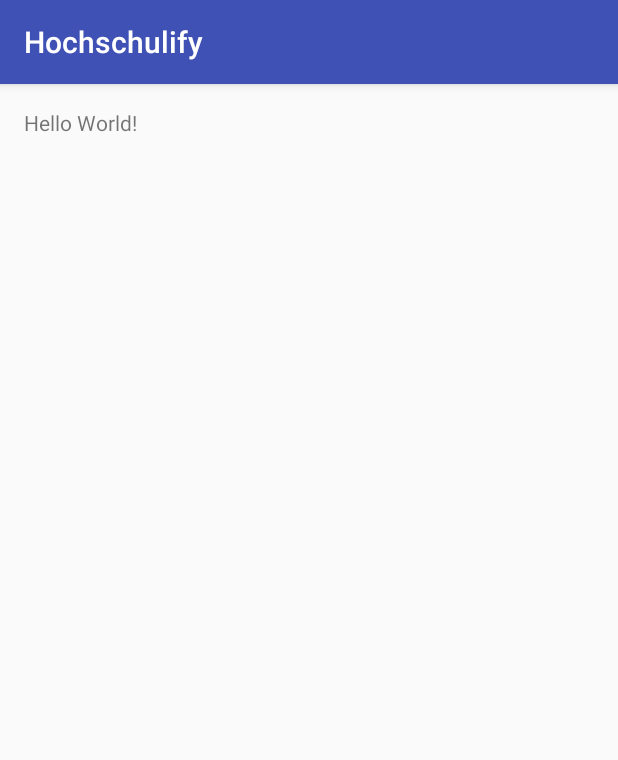
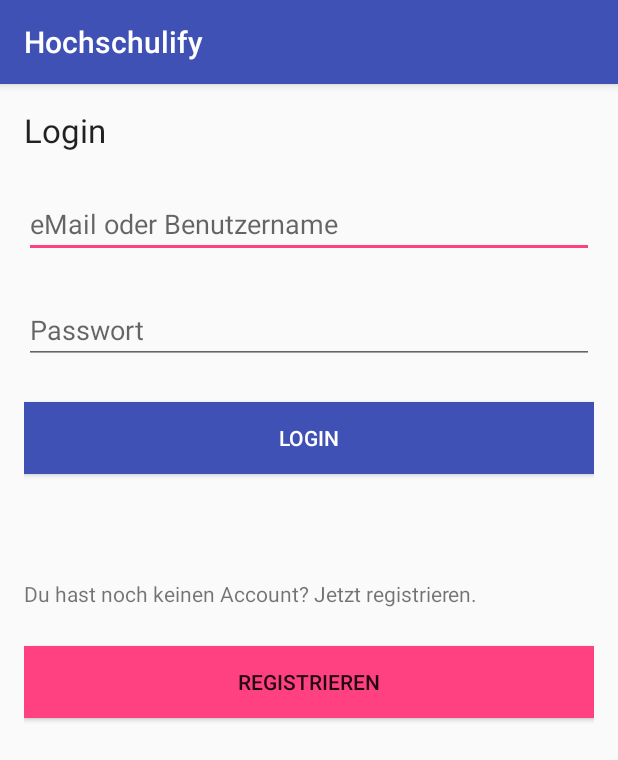
Before and after one commit to Plsr/EISWS1516MaemeckePoplawski, an Android app: the screen it shows after launch (StartupActivity), on a phone screen of 412 x 824 dp. Shown: the top 760 px of the screen. Run offline under Robolectric (Android 15) with nearby library versions, the phone set to English and light mode, and no system bars.

Commit message:
Basic UI for Start start screen.

```diff
--- a/MS6/app/Hochschulify/app/src/main/res/layout/activity_startup.xml
+++ b/MS6/app/Hochschulify/app/src/main/res/layout/activity_startup.xml
@@ -6,6 +6,70 @@
     android:paddingTop="@dimen/activity_vertical_margin"
     android:paddingBottom="@dimen/activity_vertical_margin" tools:context=".StartupActivity">
 
-    <TextView android:text="Hello World!" android:layout_width="wrap_content"
-        android:layout_height="wrap_content" />
+    <TextView
+        android:layout_width="wrap_content"
+        android:layout_height="wrap_content"
+        android:textAppearance="?android:attr/textAppearanceLarge"
+        android:text="@string/login_headline"
+        android:id="@+id/loginHeadlineTextView"
+        android:layout_alignParentTop="true"
+        android:layout_alignParentStart="true" />
+
+    <EditText
+        android:layout_width="wrap_content"
+        android:layout_height="wrap_content"
+        android:inputType="textEmailAddress"
+        android:ems="10"
+        android:id="@+id/loginMail"
+        android:layout_below="@+id/loginHeadlineTextView"
+        android:layout_alignParentStart="true"
+        android:layout_marginTop="25dp"
+        android:layout_alignParentEnd="true"
+        android:hint="@string/loginMail_hint" />
+
+    <EditText
+        android:layout_width="wrap_content"
+        android:layout_height="wrap_content"
+        android:inputType="textPassword"
+        android:ems="10"
+        android:id="@+id/loginPassword"
+        android:layout_below="@+id/loginMail"
+        android:layout_alignParentStart="true"
+        android:layout_marginTop="25dp"
+        android:layout_alignEnd="@+id/loginMail"
+        android:hint="@string/loginPassword_hint" />
+
+    <Button
+        android:layout_width="wrap_content"
+        android:layout_height="wrap_content"
+        android:text="@string/login_headline"
+        android:id="@+id/buttonLogin"
+        android:layout_marginTop="25dp"
+        android:layout_below="@+id/loginPassword"
+        android:layout_alignParentStart="true"
+        android:layout_alignEnd="@+id/loginPassword"
+        android:background="@color/colorPrimary"
+        android:textColor="@color/colorWhite"/>
+
+    <TextView
+        android:layout_width="wrap_content"
+        android:layout_height="wrap_content"
+        android:textAppearance="?android:attr/textAppearanceSmall"
+        android:text="@string/registerTextView_text"
+        android:id="@+id/registerTextView"
+        android:layout_below="@+id/buttonLogin"
+        android:layout_alignParentStart="true"
+        android:layout_marginTop="70dp" />
+
+    <Button
+        android:layout_width="wrap_content"
+        android:layout_height="wrap_content"
+        android:text="@string/registerButton_Text"
+        android:id="@+id/registerButton"
+        android:layout_below="@+id/registerTextView"
+        android:layout_marginTop="25dp"
+        android:layout_alignEnd="@+id/buttonLogin"
+        android:background="@color/colorAccent"
+        android:layout_alignParentEnd="false"
+        android:layout_alignParentStart="true" />
 </RelativeLayout>
--- a/MS6/app/Hochschulify/app/src/main/res/values/strings.xml
+++ b/MS6/app/Hochschulify/app/src/main/res/values/strings.xml
@@ -1,3 +1,8 @@
 <resources>
     <string name="app_name">Hochschulify</string>
+    <string name="login_headline">Login</string>
+    <string name="loginMail_hint">eMail oder Benutzername</string>
+    <string name="loginPassword_hint">Passwort</string>
+    <string name="registerTextView_text">Du hast noch keinen Account? Jetzt registrieren.</string>
+    <string name="registerButton_Text">Registrieren</string>
 </resources>
```
